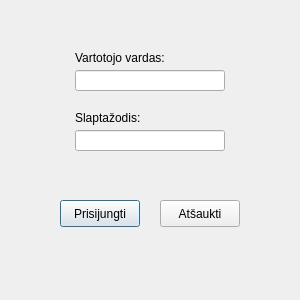
Qt form src/window/login_window.ui (lukasjarutis/StudentCalendar) before a commit.
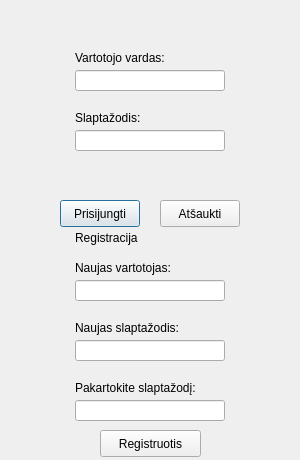
The same form after that commit.

Commit message: Add registration option to login window

```diff
--- a/src/window/login_window.ui
+++ b/src/window/login_window.ui
@@ -7,7 +7,7 @@
     <x>0</x>
     <y>0</y>
     <width>300</width>
-    <height>300</height>
+    <height>460</height>
    </rect>
   </property>
   <property name="windowTitle">
@@ -113,6 +113,107 @@
     <string/>
    </property>
   </widget>
+  <widget class="QLabel" name="labelRegisterHeader">
+   <property name="geometry">
+    <rect>
+     <x>75</x>
+     <y>230</y>
+     <width>150</width>
+     <height>16</height>
+    </rect>
+   </property>
+   <property name="text">
+    <string>Registracija</string>
+   </property>
+  </widget>
+  <widget class="QLabel" name="labelRegisterUsername">
+   <property name="geometry">
+    <rect>
+     <x>75</x>
+     <y>260</y>
+     <width>150</width>
+     <height>16</height>
+    </rect>
+   </property>
+   <property name="text">
+    <string>Naujas vartotojas:</string>
+   </property>
+  </widget>
+  <widget class="QLineEdit" name="lineEditRegisterUserName">
+   <property name="geometry">
+    <rect>
+     <x>75</x>
+     <y>280</y>
+     <width>150</width>
+     <height>21</height>
+    </rect>
+   </property>
+  </widget>
+  <widget class="QLabel" name="labelRegisterPassword">
+   <property name="geometry">
+    <rect>
+     <x>75</x>
+     <y>320</y>
+     <width>150</width>
+     <height>16</height>
+    </rect>
+   </property>
+   <property name="text">
+    <string>Naujas slaptažodis:</string>
+   </property>
+  </widget>
+  <widget class="QLineEdit" name="lineEditRegisterPassword">
+   <property name="geometry">
+    <rect>
+     <x>75</x>
+     <y>340</y>
+     <width>150</width>
+     <height>21</height>
+    </rect>
+   </property>
+   <property name="echoMode">
+    <enum>QLineEdit::Password</enum>
+   </property>
+  </widget>
+  <widget class="QLabel" name="labelConfirmPassword">
+   <property name="geometry">
+    <rect>
+     <x>75</x>
+     <y>380</y>
+     <width>150</width>
+     <height>16</height>
+    </rect>
+   </property>
+   <property name="text">
+    <string>Pakartokite slaptažodį:</string>
+   </property>
+  </widget>
+  <widget class="QLineEdit" name="lineEditConfirmPassword">
+   <property name="geometry">
+    <rect>
+     <x>75</x>
+     <y>400</y>
+     <width>150</width>
+     <height>21</height>
+    </rect>
+   </property>
+   <property name="echoMode">
+    <enum>QLineEdit::Password</enum>
+   </property>
+  </widget>
+  <widget class="QPushButton" name="buttonRegister">
+   <property name="geometry">
+    <rect>
+     <x>100</x>
+     <y>430</y>
+     <width>101</width>
+     <height>27</height>
+    </rect>
+   </property>
+   <property name="text">
+    <string>Registruotis</string>
+   </property>
+  </widget>
  </widget>
  <resources/>
  <connections/>
```
The commit also changes 2 other files.
